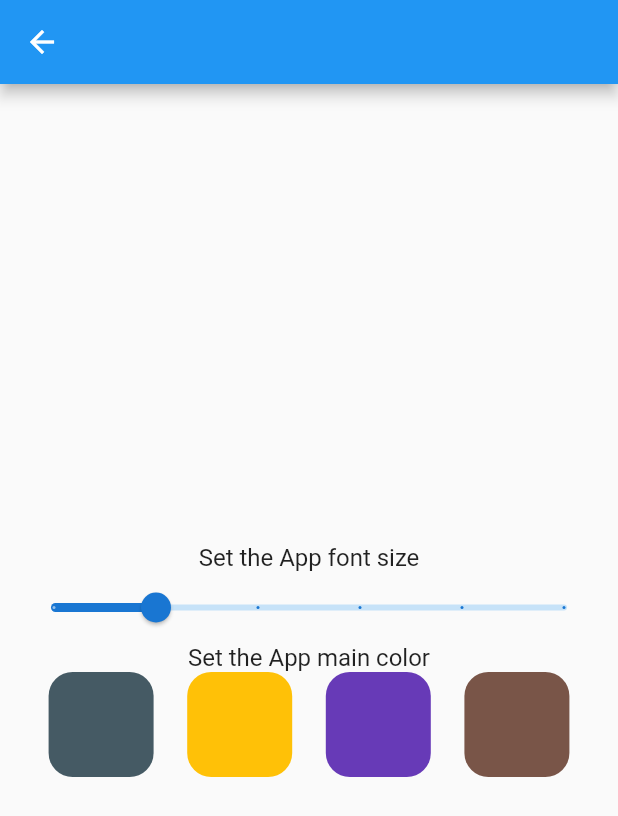
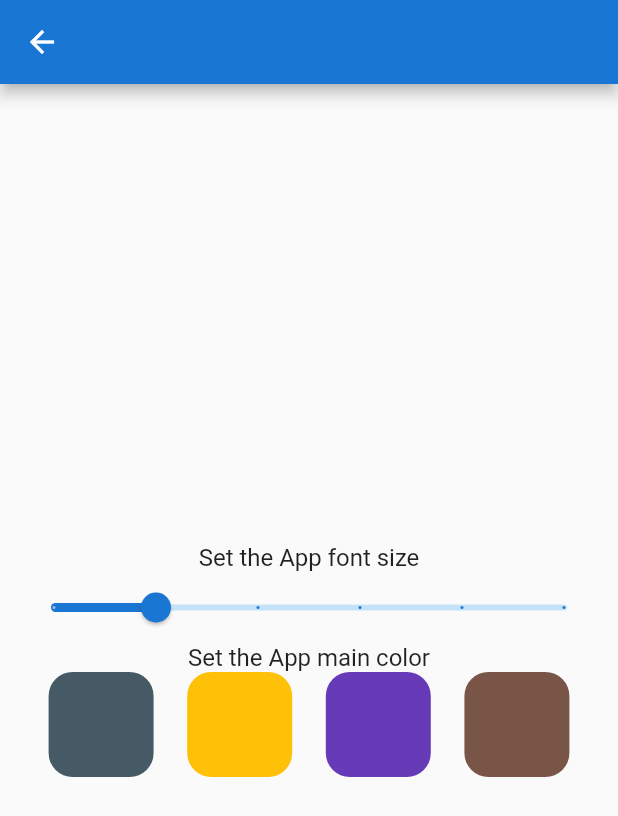
Before and after one commit to brunovgois/settings_page, a Flutter app: the MyHomePage screen opened directly, in the side drawer, after a tap on "Settings Page", on a phone screen of 412 x 824 dp. Shown: the top 816 px of the screen. Run offline on Flutter 3.47's test engine with Material 2 defaults, Android fonts, the phone set to English and light mode, and no system bars; our stand-ins replace shared_preferences; accounts and stored records are empty.

Commit message:
saving to sharedPreference - bug on initial get

```diff
--- /dev/null
+++ b/settings_page/lib/data/shared_prefs.dart
@@ -0,0 +1,42 @@
+import 'dart:async';
+
+import 'package:shared_preferences/shared_preferences.dart';
+
+class SharedPrefs {
+  final String fontSizeKey = 'font_size';
+  final String colorKey = 'color';
+  static SharedPreferences _sp;
+
+  static SharedPrefs _instance;
+
+  SharedPrefs._internal();
+
+  factory SharedPrefs() {
+    if (_instance == null) {
+      _instance = SharedPrefs._internal();
+    }
+    return _instance;
+  }
+
+  Future init() async {
+    _sp = await SharedPreferences.getInstance();
+  }
+
+  Future setColor(int color) {
+    print('Set Method--');
+    print(color);
+    return _sp.setInt(colorKey, color);
+  }
+
+  int getColor() {
+    int color = _sp.getInt(colorKey);
+    if (color == null) {
+      color = 0xff1976d2;
+    }
+    print('Get Method--');
+    print(color);
+    return color;
+  }
+
+  //TODO set e get fontSize
+}
--- a/settings_page/lib/main.dart
+++ b/settings_page/lib/main.dart
@@ -1,4 +1,5 @@
 import 'package:flutter/material.dart';
+import 'package:settings_page/data/shared_prefs.dart';
 import 'pages/settings_page.dart';
 
 void main() {
@@ -23,9 +24,23 @@ class MyHomePage extends StatefulWidget {
 }
 
 class _MyHomePageState extends State<MyHomePage> {
+  SharedPrefs sharedPrefs;
+  int themeColor;
+
+  @override
+  void initState() {
+    sharedPrefs = SharedPrefs();
+    sharedPrefs.init();
+    super.initState();
+  }
+
   @override
   Widget build(BuildContext context) {
     return Scaffold(
+      appBar: AppBar(
+        title: Text('Demo App Title'),
+        backgroundColor: Color(sharedPrefs.getColor()),
+      ),
       drawer: Drawer(
         child: ListView(
           children: [
@@ -34,23 +49,26 @@ class _MyHomePageState extends State<MyHomePage> {
               onTap: () {
                 print('tap');
                 Navigator.pop(context);
-                Navigator.push(context, MaterialPageRoute(builder: (context) {
-                  return SettingsPage();
-                }));
+                Navigator.push(
+                  context,
+                  MaterialPageRoute(
+                    builder: (context) {
+                      return SettingsPage();
+                    },
+                  ),
+                );
+                setState(() {}); //bug
               },
             ),
           ],
         ),
-      ),
-      appBar: AppBar(
-        title: Text('Demo App Title'),
       ),
       body: Center(
         child: Column(
           mainAxisAlignment: MainAxisAlignment.center,
           children: <Widget>[
             Text(
-              'You have selected the app font to be: ',
+              'You have the app font to be: ',
             ),
           ],
         ),
--- a/settings_page/lib/pages/settings_page.dart
+++ b/settings_page/lib/pages/settings_page.dart
@@ -1,4 +1,5 @@
 import 'package:flutter/material.dart';
+import './../data/shared_prefs.dart';
 
 class SettingsPage extends StatefulWidget {
   @override
@@ -8,12 +9,25 @@ class SettingsPage extends StatefulWidget {
 class _SettingsPageState extends State<SettingsPage> {
   double fontSize = 16;
   List<int> colors = [0xFF455A64, 0xFFFFC107, 0xFF673AB7, 0xFF795548];
-  int selectedColor = 0xff1976d2;
+
+  int selectedColor;
+
+  SharedPrefs sharedPrefs;
+  @override
+  void initState() {
+    sharedPrefs = SharedPrefs();
+    sharedPrefs.init().then((_) => setState(() {
+          selectedColor = sharedPrefs.getColor();
+        }));
+    super.initState();
+  }
 
   @override
   Widget build(BuildContext context) {
     return Scaffold(
-      appBar: AppBar(),
+      appBar: AppBar(
+        backgroundColor: Color(selectedColor),
+      ),
       body: Container(
         padding: const EdgeInsets.all(10),
         child: Column(
@@ -78,6 +92,7 @@ class _SettingsPageState extends State<SettingsPage> {
   void setColor(int colorIndex) {
     setState(() {
       selectedColor = colors[colorIndex];
+      sharedPrefs.setColor(colors[colorIndex]);
     });
   }
 }
--- a/settings_page/pubspec.yaml
+++ b/settings_page/pubspec.yaml
@@ -30,6 +30,7 @@ dependencies:
   cupertino_icons: ^1.0.2
 
 dev_dependencies:
+  shared_preferences: ^2.0.5
   flutter_test:
     sdk: flutter
 
```
Also changed, not shown: settings_page/pubspec.lock.
